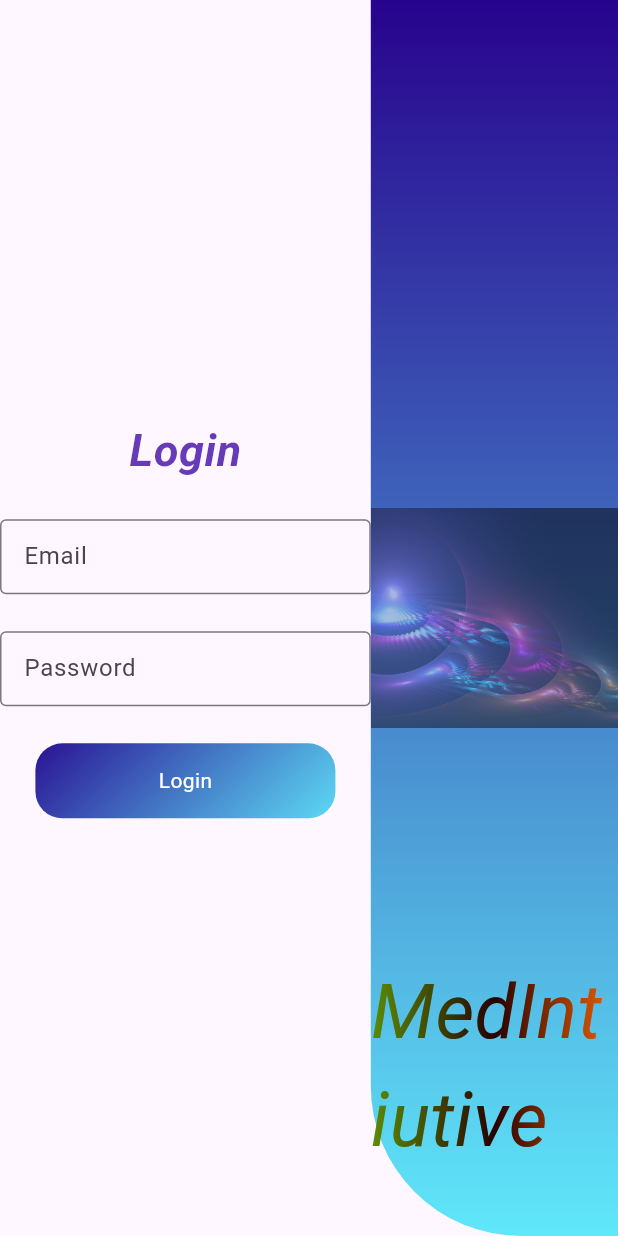
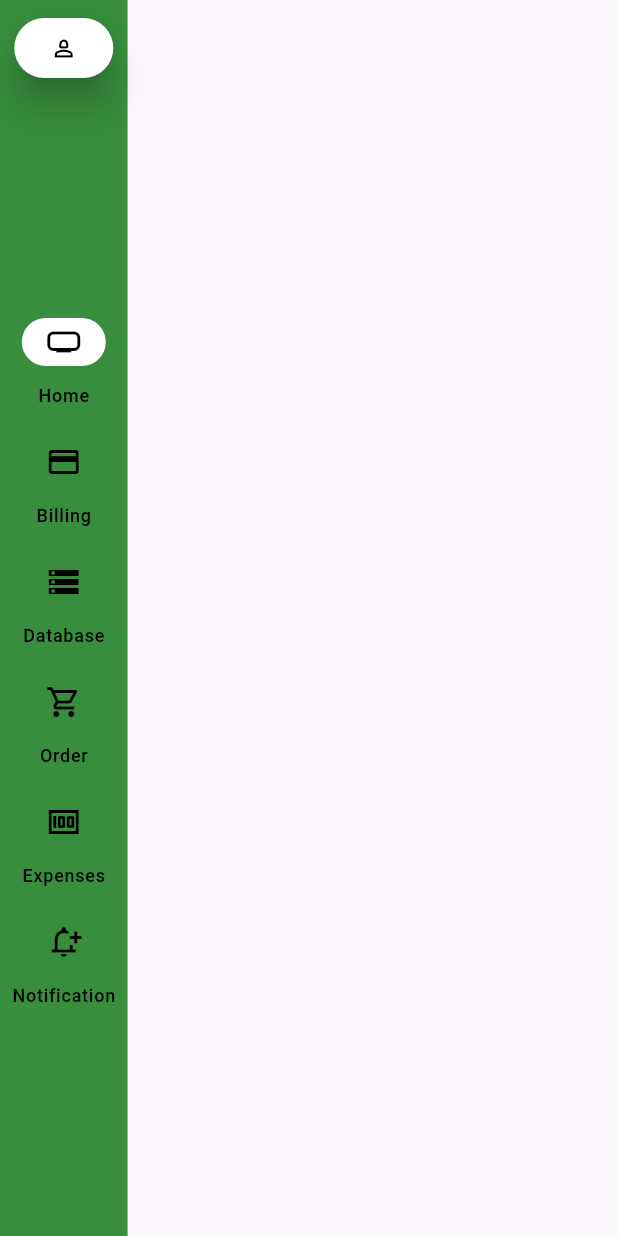
Before and after one commit to AkashSharma786/MedIntiutive, a Flutter app: the screen it shows after launch, on a phone screen of 412 x 824 dp. Run offline on Flutter 3.47's test engine with Material 3 defaults, Android fonts, the phone set to English and light mode, and no system bars; Roboto replaces fonts that are missing (Arial).

Commit message:
Navigation Rail Added

```diff
--- a/lib/main.dart
+++ b/lib/main.dart
@@ -1,5 +1,5 @@
 import 'package:flutter/material.dart';
-import 'pages/login_page.dart';
+import 'package:flutter_application_1/pages/home_page.dart';
 
 void main() {
   runApp(const MyApp());
@@ -8,19 +8,12 @@ void main() {
 class MyApp extends StatelessWidget {
   const MyApp({super.key});
 
-
   @override
   Widget build(BuildContext context) {
-    return MaterialApp(
+    return const MaterialApp(
+      debugShowCheckedModeBanner: false,
       title: 'Flutter Demo',
-      theme: ThemeData(
-        primaryColor: Colors.deepPurple,
-        highlightColor: Color.fromARGB(255, 119, 3, 252),
-
-        colorScheme: ColorScheme.fromSeed(seedColor: Colors.deepPurple),
-        useMaterial3: true,
-      ),
-      home: const LoginPage(),
+      home: MyHomepage(),
     );
   }
 }
--- a/lib/material_styles/button.dart
+++ b/lib/material_styles/button.dart
@@ -4,7 +4,7 @@ class MyButtonStyle extends StatefulWidget {
   String text;
   double width;
   double height;
-  MyButtonStyle({Key? key, required this.text, required this.width, required this.height}):super(key: key);
+  MyButtonStyle({super.key, required this.text, required this.width, required this.height, required Null Function() onTap});
   @override
   _MyButtonStyleState createState() => _MyButtonStyleState();
 }
@@ -23,7 +23,7 @@ class _MyButtonStyleState extends State<MyButtonStyle> {
             width: widget.width,
             height: widget.height,
             decoration: BoxDecoration(
-              gradient: LinearGradient(
+              gradient: const LinearGradient(
                 colors: [Color.fromARGB(255, 39, 3, 141), Color.fromARGB(248, 91, 231, 250)],
                 transform: GradientRotation(0.8),
               ),
@@ -34,7 +34,7 @@ class _MyButtonStyleState extends State<MyButtonStyle> {
 
               child: Text(
                 widget.text,
-                style: TextStyle(color: Colors.white),
+                style: const TextStyle(color: Colors.white),
               ),
             ),
           ),
--- a/lib/material_styles/custom_text_field.dart
+++ b/lib/material_styles/custom_text_field.dart
@@ -10,18 +10,18 @@ class CustomTextField extends StatelessWidget {
 
 
   const CustomTextField({
-    Key? key,
+    super.key,
     required this.hintText,
     required this.controller,
     required this.width,
     required this.height,
     this.myLabel
-  }) : super(key: key);
+  });
 
   @override
   Widget build(BuildContext context) {
     return
-    Container(
+    SizedBox(
       width: width,
       height: height,
       child: TextField(
@@ -31,7 +31,7 @@ class CustomTextField extends StatelessWidget {
         decoration: InputDecoration(
           labelText:myLabel ,
           hintText: hintText,
-          border: OutlineInputBorder(
+          border: const OutlineInputBorder(
 
             borderSide: BorderSide(width: 2,),
           ),
--- /dev/null
+++ b/lib/material_styles/navigation_rail.dart
@@ -0,0 +1,118 @@
+import 'package:flutter/material.dart';
+import 'package:flutter_application_1/pages/database_page.dart';
+import 'package:flutter_application_1/pages/home_page.dart';
+
+class MyNavigationRail extends StatefulWidget {
+  const MyNavigationRail({super.key});
+
+  @override
+  State<MyNavigationRail> createState() => _MyNavigationRailState();
+}
+
+class _MyNavigationRailState extends State<MyNavigationRail> {
+  int _selectedIndex = 0;
+
+  @override
+  Widget build(BuildContext context) {
+    return NavigationRail(
+      backgroundColor: Colors.green.shade700,
+      selectedIndex: _selectedIndex,
+      groupAlignment: 0.0,
+      indicatorColor: Colors.white,
+      onDestinationSelected: (int index) {
+        setState(() {
+          _selectedIndex = index;
+        });
+      },
+      labelType: NavigationRailLabelType.all,
+      // change the leading icon to your preference later
+      leading: ElevatedButton(
+          style: ButtonStyle(
+            elevation: WidgetStateProperty.all(10),
+            backgroundColor: WidgetStateProperty.all(Colors.white),
+          ),
+          onPressed: () {},
+          child: const Icon(Icons.person_2_outlined, color: Colors.black)),
+      destinations: <NavigationRailDestination>[
+        NavigationRailDestination(
+          icon: IconButton(
+            icon: const Icon(
+              Icons.home_max_outlined,
+              color: Colors.black,
+            ),
+            onPressed: () {
+              Navigator.push(context,
+                  MaterialPageRoute(builder: (context) => const MyHomepage()));
+            },
+          ),
+          label: const Text('Home', style: TextStyle(color: Colors.black)),
+        ),
+        NavigationRailDestination(
+          icon: IconButton(
+            icon: const Icon(
+              Icons.credit_card,
+              color: Colors.black,
+            ),
+            onPressed: () {
+              Navigator.push(context,
+                  MaterialPageRoute(builder: (context) => const MyHomepage()));
+            },
+          ),
+          label: const Text('Billing', style: TextStyle(color: Colors.black)),
+        ),
+        NavigationRailDestination(
+          icon: IconButton(
+            icon: const Icon(
+              Icons.storage,
+              color: Colors.black,
+            ),
+            onPressed: () {
+              Navigator.push(context,
+                  MaterialPageRoute(builder: (context) => const MyDataBase()));
+            },
+          ),
+          label: const Text('Database', style: TextStyle(color: Colors.black)),
+        ),
+        NavigationRailDestination(
+          icon: IconButton(
+            icon: const Icon(
+              Icons.shopping_cart_outlined,
+              color: Colors.black,
+            ),
+            onPressed: () {
+              Navigator.push(context,
+                  MaterialPageRoute(builder: (context) => const MyHomepage()));
+            },
+          ),
+          label: const Text('Order', style: TextStyle(color: Colors.black)),
+        ),
+        NavigationRailDestination(
+          icon: IconButton(
+            icon: const Icon(
+              Icons.money,
+              color: Colors.black,
+            ),
+            onPressed: () {
+              Navigator.push(context,
+                  MaterialPageRoute(builder: (context) => const MyHomepage()));
+            },
+          ),
+          label: const Text('Expenses', style: TextStyle(color: Colors.black)),
+        ),
+        NavigationRailDestination(
+          icon: IconButton(
+            icon: const Icon(
+              Icons.notification_add_outlined,
+              color: Colors.black,
+            ),
+            onPressed: () {
+              Navigator.push(context,
+                  MaterialPageRoute(builder: (context) => const MyHomepage()));
+            },
+          ),
+          label: const Text('Notification', style: TextStyle(color: Colors.black)),
+        ),
+      ],
+    );
+  }
+}
--- /dev/null
+++ b/lib/pages/home_page.dart
@@ -0,0 +1,15 @@
+import 'package:flutter/material.dart';
+import 'package:flutter_application_1/material_styles/navigation_rail.dart';
+
+class MyHomepage extends StatelessWidget {
+  const MyHomepage({super.key});
+
+  @override
+  Widget build(BuildContext context) {
+    return const Scaffold(
+      body: Row(
+        children: [MyNavigationRail()],
+      ),
+    );
+  }
+}
--- a/lib/pages/login_page.dart
+++ b/lib/pages/login_page.dart
@@ -1,10 +1,10 @@
 import 'package:flutter/material.dart';
-import 'package:flutter/rendering.dart';
 import 'package:flutter_application_1/material_styles/custom_text_field.dart';
+import 'package:flutter_application_1/pages/home_page.dart';
 import '../material_styles/button.dart';
 
 class LoginPage extends StatefulWidget {
-  const LoginPage({Key? key}) : super(key: key);
+  const LoginPage({super.key});
 
   @override
   _LoginPageState createState() => _LoginPageState();
@@ -16,21 +16,15 @@ class _LoginPageState extends State<LoginPage> {
   @override
   Widget build(BuildContext context) {
     return Scaffold(
-
-      body: Row(
-        crossAxisAlignment: CrossAxisAlignment.stretch,
-
-        children:[ Container(
+        body: Row(crossAxisAlignment: CrossAxisAlignment.stretch, children: [
+      SizedBox(
         width: MediaQuery.of(context).size.width * 0.6,
         height: MediaQuery.of(context).size.height,
-
         child: Center(
           child: Column(
             mainAxisAlignment: MainAxisAlignment.center,
             children: <Widget>[
-
-                Text(
-
+              const Text(
                 "Login",
                 style: TextStyle(
                   fontSize: 30,
@@ -40,110 +34,87 @@ class _LoginPageState extends State<LoginPage> {
                   color: Colors.deepPurple,
                 ),
               ),
-                   SizedBox(height: MediaQuery.of(context).size.height * 0.03,),
-
-
-
-
-
-                    CustomTextField(hintText: "someone@email.com",
+              SizedBox(
+                height: MediaQuery.of(context).size.height * 0.03,
+              ),
+              CustomTextField(
+                hintText: "someone@email.com",
                 controller: _usernameController,
                 width: 400,
                 height: 50,
                 myLabel: "Email",
               ),
-                  SizedBox(height: MediaQuery.of(context).size.height * 0.03,),
-
-                CustomTextField(hintText: "min 8 characters",
-                     controller: _passwordController ,
+              SizedBox(
+                height: MediaQuery.of(context).size.height * 0.03,
+              ),
+              CustomTextField(
+                hintText: "min 8 characters",
+                controller: _passwordController,
                 width: 400,
                 height: 50,
                 myLabel: "Password",
-
-
               ),
-
-                 SizedBox(height: MediaQuery.of(context).size.height * 0.03,),
-
-                MyButtonStyle(text: "Login",
+              SizedBox(
+                height: MediaQuery.of(context).size.height * 0.03,
+              ),
+              MyButtonStyle(
+                text: "Login",
                 width: 200,
                 height: 50,
+                onTap: () {
+                  const MyHomepage();
+                },
               ),
-
             ],
           ),
         ),
       ),
-
-
       Container(
         width: MediaQuery.of(context).size.width * 0.4,
         height: MediaQuery.of(context).size.height,
-
-
-
+        decoration: const BoxDecoration(
+          image: DecorationImage(
+            image: AssetImage("assets/images/login.jpg"),
+            fit: BoxFit.fitWidth,
+            opacity: 0.5,
+          ),
+          borderRadius: BorderRadius.only(
+            bottomLeft: Radius.circular(100),
+          ),
+          gradient: LinearGradient(
+            colors: [
+              Color.fromARGB(255, 39, 3, 141),
+              Color.fromARGB(248, 91, 231, 250)
+            ],
+            begin: Alignment.topCenter,
+            end: Alignment.bottomCenter,
+          ),
+        ),
         child: ShaderMask(
-            shaderCallback: (bounds) => LinearGradient(
-              colors:  [ Color.fromARGB(248, 91, 231, 250), Color.fromARGB(255, 39, 3, 141), Color.fromARGB(255, 243, 164, 17)],
-
-              ).createShader(
-                bounds
-                ),
-
-
+          shaderCallback: (bounds) => const LinearGradient(
+            colors: [
+              Color.fromARGB(248, 91, 231, 250),
+              Color.fromARGB(255, 39, 3, 141),
+              Color.fromARGB(255, 243, 164, 17)
+            ],
+          ).createShader(bounds),
           child: Column(
             mainAxisAlignment: MainAxisAlignment.end,
             children: [
-                Text(
-                  "MedIntiutive",
+              const Text("MedIntiutive",
                   style: TextStyle(
                       fontSize: 50,
                       fontWeight: FontWeight.normal,
                       fontStyle: FontStyle.italic,
                       fontFamily: "",
-                    color: Colors.orange
-
-
-
-
+                      color: Colors.orange)),
+              SizedBox(
+                height: MediaQuery.of(context).size.height * 0.05,
               )
-                ),
-                SizedBox(height: MediaQuery.of(context).size.height * 0.05,)
-
-
-
             ],
           ),
         ),
-
-
-          decoration: BoxDecoration(
-            image: DecorationImage(
-              image: AssetImage("assets/images/login.jpg"),
-              fit: BoxFit.fitWidth,
-              opacity: 0.5,
-            ),
-
-            borderRadius: BorderRadius.only(
-
-              bottomLeft: Radius.circular(100),
-
-
-            ),
-            gradient: LinearGradient(
-              colors: [Color.fromARGB(255, 39, 3, 141), Color.fromARGB(248, 91, 231, 250)],
-              begin: Alignment.topCenter,
-              end: Alignment.bottomCenter,
-            ),
-
-
-          ),
       )
-
-
-        ]
-      )
-
-    );
+    ]));
   }
 }
--- a/pubspec.yaml
+++ b/pubspec.yaml
@@ -35,6 +35,7 @@ dependencies:
   # The following adds the Cupertino Icons font to your application.
   # Use with the CupertinoIcons class for iOS style icons.
   cupertino_icons: ^1.0.6
+  carousel_slider: ^4.2.1
 
 dev_dependencies:
   flutter_test:
@@ -45,7 +46,7 @@ dev_dependencies:
   # activated in the `analysis_options.yaml` file located at the root of your
   # package. See that file for information about deactivating specific lint
   # rules and activating additional ones.
-  flutter_lints: ^3.0.0
+  flutter_lints: ^4.0.0
 
 # For information on the generic Dart part of this file, see the
 # following page: https://dart.dev/tools/pub/pubspec
@@ -60,7 +61,7 @@ flutter:
 
   # To add assets to your application, add an assets section, like this:
   assets:
-    - assets/images/login.jpg
+    - lib/assets/img/
 
 
   # An image asset can refer to one or more resolution-specific "variants", see
```
Also changed, not shown: lib/pages/database_page.dart (added, +24 -0 lines), lib/assets/img/avatar_1.jpg (added), lib/pages/billing_page.dart (added), lib/pages/expenses_page.dart (added), lib/pages/notification_page.dart (added), lib/pages/order_page.dart (added), lib/pages/profile_page.dart (added), pubspec.lock. Lines whose indentation alone changed are shown as unchanged.
